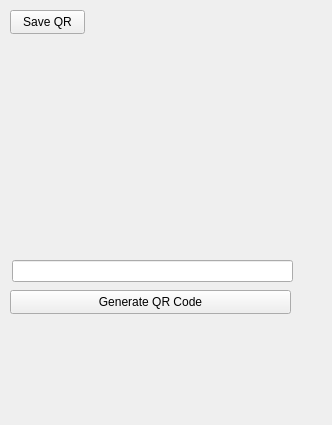
This is qrcode_window.ui in AnatoliiBessmertnyi/qrcode_generator as Qt 5 draws it before an edit. The edited form follows.
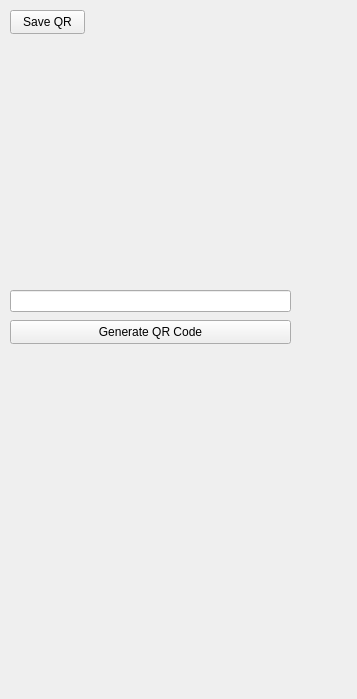
This is the edited form.

What changed in the file:
```diff
--- a/qrcode_window.ui
+++ b/qrcode_window.ui
@@ -6,8 +6,8 @@
    <rect>
     <x>0</x>
     <y>0</y>
-    <width>332</width>
-    <height>425</height>
+    <width>357</width>
+    <height>699</height>
    </rect>
   </property>
   <property name="windowTitle">
@@ -17,7 +17,7 @@
    <property name="geometry">
     <rect>
      <x>10</x>
-     <y>290</y>
+     <y>320</y>
      <width>281</width>
      <height>24</height>
     </rect>
@@ -45,7 +45,7 @@
      <x>20</x>
      <y>40</y>
      <width>261</width>
-     <height>201</height>
+     <height>241</height>
     </rect>
    </property>
    <property name="text">
@@ -55,8 +55,8 @@
   <widget class="QLineEdit" name="lineEdit">
    <property name="geometry">
     <rect>
-     <x>12</x>
-     <y>260</y>
+     <x>10</x>
+     <y>290</y>
      <width>281</width>
      <height>22</height>
     </rect>
```
